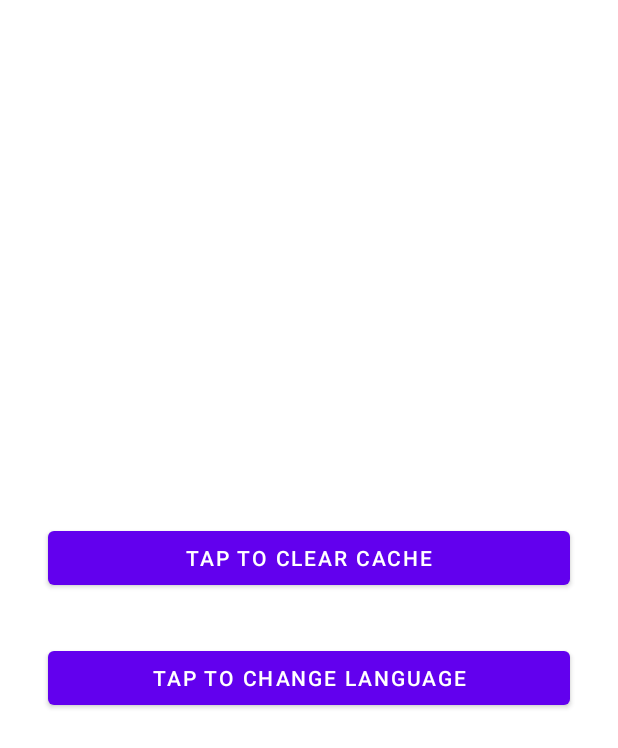
After one commit to nhatminhtrieu/ImageSearchSerper, an Android app built with Jetpack Compose: the SettingsActivity screen opened directly, with no data from a screen before it, on a phone screen of 412 x 824 dp. The commit adds this screen. Shown: the top 748 px of the screen. Run offline under Robolectric (Android 15) with nearby library versions, the phone set to English and light mode, and no system bars.

Commit message:
ISS-2: clear cache

```diff
--- a/app/build.gradle.kts
+++ b/app/build.gradle.kts
@@ -81,6 +81,8 @@ dependencies {
     implementation(libs.androidx.cardview)
     implementation(libs.androidx.swiperefreshlayout)
     implementation(libs.material)
+    implementation(libs.androidx.appcompat)
+    implementation(libs.androidx.activity)
     annotationProcessor(libs.compiler)
 //    implementation(project(":app"))
     testImplementation(libs.junit)
--- /dev/null
+++ b/app/src/main/res/layout/activity_settings.xml
@@ -0,0 +1,52 @@
+<?xml version="1.0" encoding="utf-8"?>
+<androidx.constraintlayout.widget.ConstraintLayout xmlns:android="http://schemas.android.com/apk/res/android"
+    xmlns:app="http://schemas.android.com/apk/res-auto"
+    android:layout_width="match_parent"
+    android:layout_height="match_parent">
+
+    <LinearLayout
+        android:layout_width="0dp"
+        android:layout_height="wrap_content"
+        android:layout_margin="16dp"
+        android:layout_marginStart="16dp"
+        android:layout_marginTop="16dp"
+        android:layout_marginEnd="16dp"
+        android:layout_marginBottom="16dp"
+        app:flow_verticalAlign="center"
+        android:orientation="vertical"
+        app:layout_constraintBottom_toBottomOf="parent"
+        app:layout_constraintEnd_toEndOf="parent"
+        app:layout_constraintStart_toStartOf="parent"
+        app:layout_constraintTop_toTopOf="parent">
+
+        <com.google.android.material.button.MaterialButton
+            android:id="@+id/clearCacheBtn"
+            android:layout_width="match_parent"
+            android:layout_height="wrap_content"
+            android:layout_marginStart="16dp"
+            android:layout_marginTop="16dp"
+            android:layout_marginEnd="16dp"
+            android:layout_marginBottom="16dp"
+            android:text="@string/clear_cache"
+            app:layout_constraintBottom_toTopOf="@id/changeLanguageBtn"
+            app:layout_constraintEnd_toEndOf="parent"
+            app:layout_constraintStart_toStartOf="parent"
+            app:layout_constraintTop_toTopOf="parent" />
+
+        <com.google.android.material.button.MaterialButton
+            android:id="@+id/changeLanguageBtn"
+            android:layout_width="match_parent"
+            android:layout_height="wrap_content"
+            android:layout_marginStart="16dp"
+            android:layout_marginTop="16dp"
+            android:layout_marginEnd="16dp"
+            android:layout_marginBottom="16dp"
+            android:text="@string/change_language"
+            app:layout_constraintBottom_toBottomOf="parent"
+            app:layout_constraintEnd_toEndOf="parent"
+            app:layout_constraintStart_toStartOf="parent"
+            app:layout_constraintTop_toBottomOf="@id/clearCacheBtn" />
+
+    </LinearLayout>
+
+</androidx.constraintlayout.widget.ConstraintLayout>
--- a/app/src/main/res/values/strings.xml
+++ b/app/src/main/res/values/strings.xml
@@ -3,4 +3,6 @@
     <string name="search_for_images">Search for images</string>
     <string name="open_source_page">Open source page</string>
     <string name="full_screen_image">A full screen image</string>
+    <string name="clear_cache">Tap to clear cache</string>
+    <string name="change_language">Tap to change language</string>
 </resources>
--- a/gradle/libs.versions.toml
+++ b/gradle/libs.versions.toml
@@ -19,6 +19,8 @@ retrofit = "2.11.0"
 cardview = "1.0.0"
 swiperefreshlayout = "1.1.0"
 material = "1.12.0"
+appcompat = "1.6.1"
+activity = "1.9.0"
 
 [libraries]
 androidx-core-ktx = { group = "androidx.core", name = "core-ktx", version.ref = "coreKtx" }
@@ -47,6 +49,8 @@ retrofit = { module = "com.squareup.retrofit2:retrofit", version.ref = "retrofit
 androidx-cardview = { group = "androidx.cardview", name = "cardview", version.ref = "cardview" }
 androidx-swiperefreshlayout = { group = "androidx.swiperefreshlayout", name = "swiperefreshlayout", version.ref = "swiperefreshlayout" }
 material = { group = "com.google.android.material", name = "material", version.ref = "material" }
+androidx-appcompat = { group = "androidx.appcompat", name = "appcompat", version.ref = "appcompat" }
+androidx-activity = { group = "androidx.activity", name = "activity", version.ref = "activity" }
 
 [plugins]
 android-application = { id = "com.android.application", version.ref = "agp" }
```
Also changed, not shown: app/src/main/AndroidManifest.xml (+11 -5 lines), app/src/main/java/com/example/imagesearchserper/MainActivity.kt (+11 -0 lines), app/src/main/java/com/example/imagesearchserper/SettingsActivity.kt (added, +51 -0 lines), app/src/main/res/drawable/outline_settings_24.xml (added, +5 -0 lines), app/src/main/res/layout/activity_main.xml (+29 -5 lines), app/src/main/res/values/themes.xml (+11 -0 lines).
